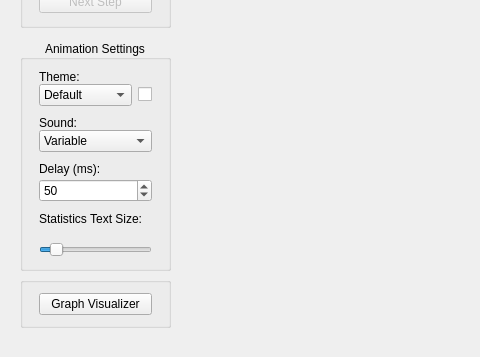
The window that mainwindow.ui (adamt-eng/sorting-visualizer) describes before a commit, drawn with Qt 5; both pictures show x 0 to 480 and y 423 to 780 of the 1280 by 780 pixel window.
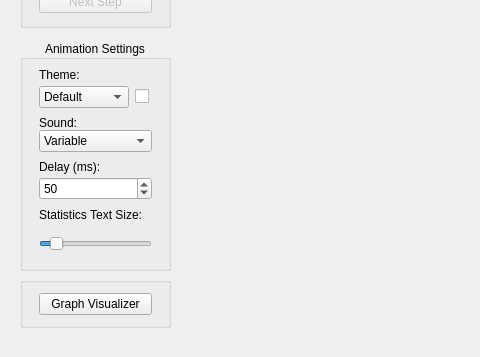
The same window after the commit. Icons and pictures are not drawn.

Commit message: Added more color themes.

What changed in the file:
```diff
--- a/mainwindow.ui
+++ b/mainwindow.ui
@@ -452,22 +452,28 @@
         <number>16</number>
        </property>
        <property name="topMargin">
-        <number>10</number>
-       </property>
-       <property name="rightMargin">
-        <number>16</number>
+        <number>8</number>
        </property>
        <property name="horizontalSpacing">
         <number>6</number>
        </property>
+       <property name="verticalSpacing">
+        <number>4</number>
+       </property>
        <item row="1" column="0">
         <widget class="QComboBox" name="themeComboBox">
          <property name="sizePolicy">
-          <sizepolicy hsizetype="Preferred" vsizetype="Minimum">
+          <sizepolicy hsizetype="MinimumExpanding" vsizetype="Minimum">
            <horstretch>0</horstretch>
            <verstretch>0</verstretch>
           </sizepolicy>
          </property>
+         <property name="maximumSize">
+          <size>
+           <width>90</width>
+           <height>16777215</height>
+          </size>
+         </property>
          <property name="focusPolicy">
           <enum>Qt::FocusPolicy::NoFocus</enum>
          </property>
@@ -531,26 +537,7 @@
          </item>
         </widget>
        </item>
-       <item row="1" column="1">
-        <widget class="QCheckBox" name="invertThemeCheckBox">
-         <property name="sizePolicy">
-          <sizepolicy hsizetype="MinimumExpanding" vsizetype="Fixed">
-           <horstretch>0</horstretch>
-           <verstretch>0</verstretch>
-          </sizepolicy>
-         </property>
-         <property name="focusPolicy">
-          <enum>Qt::FocusPolicy::NoFocus</enum>
-         </property>
-         <property name="toolTip">
-          <string/>
-         </property>
-         <property name="text">
-          <string/>
-         </property>
-        </widget>
-       </item>
-       <item row="0" column="0" colspan="2">
+       <item row="0" column="0" colspan="4">
         <widget class="QLabel" name="themeLabel">
          <property name="sizePolicy">
           <sizepolicy hsizetype="Preferred" vsizetype="Minimum">
@@ -566,6 +553,25 @@
          </property>
         </widget>
        </item>
+       <item row="1" column="1">
+        <widget class="QCheckBox" name="invertThemeCheckBox">
+         <property name="sizePolicy">
+          <sizepolicy hsizetype="Fixed" vsizetype="Fixed">
+           <horstretch>0</horstretch>
+           <verstretch>0</verstretch>
+          </sizepolicy>
+         </property>
+         <property name="focusPolicy">
+          <enum>Qt::FocusPolicy::NoFocus</enum>
+         </property>
+         <property name="toolTip">
+          <string/>
+         </property>
+         <property name="text">
+          <string/>
+         </property>
+        </widget>
+       </item>
       </layout>
      </item>
      <item>
@@ -576,7 +582,7 @@
           <number>16</number>
          </property>
          <property name="topMargin">
-          <number>10</number>
+          <number>8</number>
          </property>
          <property name="rightMargin">
           <number>16</number>
@@ -651,7 +657,7 @@
           <number>16</number>
          </property>
          <property name="topMargin">
-          <number>10</number>
+          <number>8</number>
          </property>
          <property name="rightMargin">
           <number>16</number>
@@ -696,20 +702,20 @@
        <item>
         <layout class="QVBoxLayout" name="statsLayout">
          <property name="spacing">
+          <number>4</number>
+         </property>
+         <property name="leftMargin">
+          <number>16</number>
+         </property>
+         <property name="topMargin">
+          <number>8</number>
+         </property>
+         <property name="rightMargin">
+          <number>16</number>
+         </property>
+         <property name="bottomMargin">
           <number>6</number>
          </property>
-         <property name="leftMargin">
-          <number>16</number>
-         </property>
-         <property name="topMargin">
-          <number>10</number>
-         </property>
-         <property name="rightMargin">
-          <number>16</number>
-         </property>
-         <property name="bottomMargin">
-          <number>0</number>
-         </property>
          <item>
           <widget class="QLabel" name="statsLabel">
            <property name="sizePolicy">
```
Left out of the diff: 59 changed lines with no effect on the pictures. The commit also changes 1 other file.
